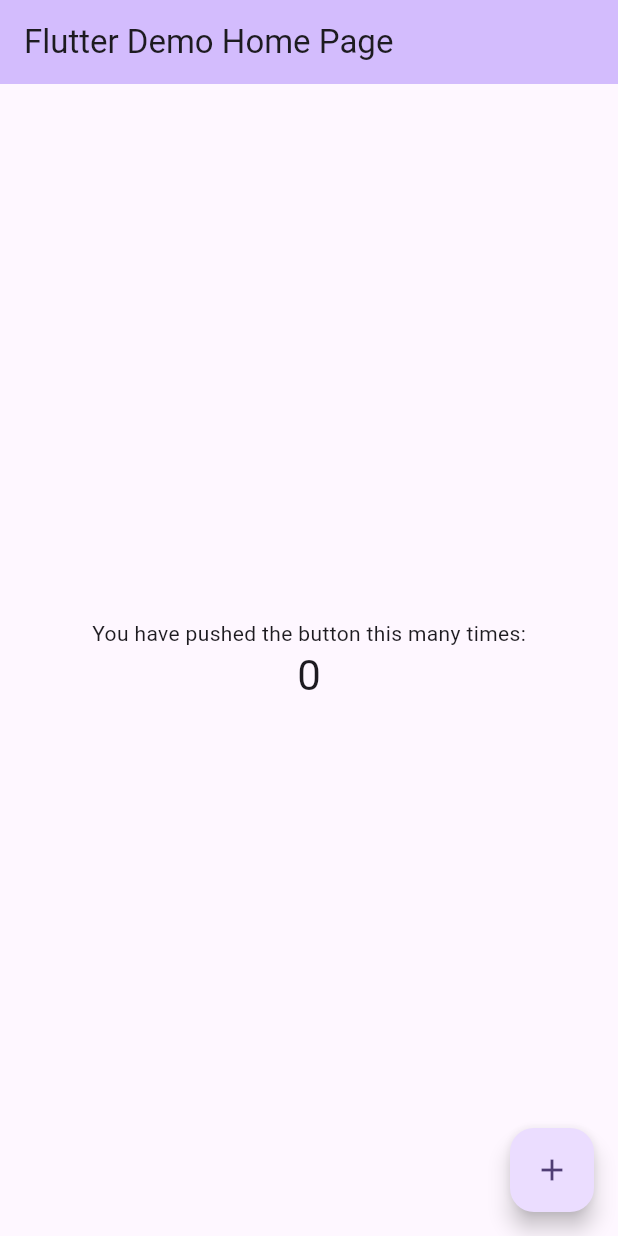
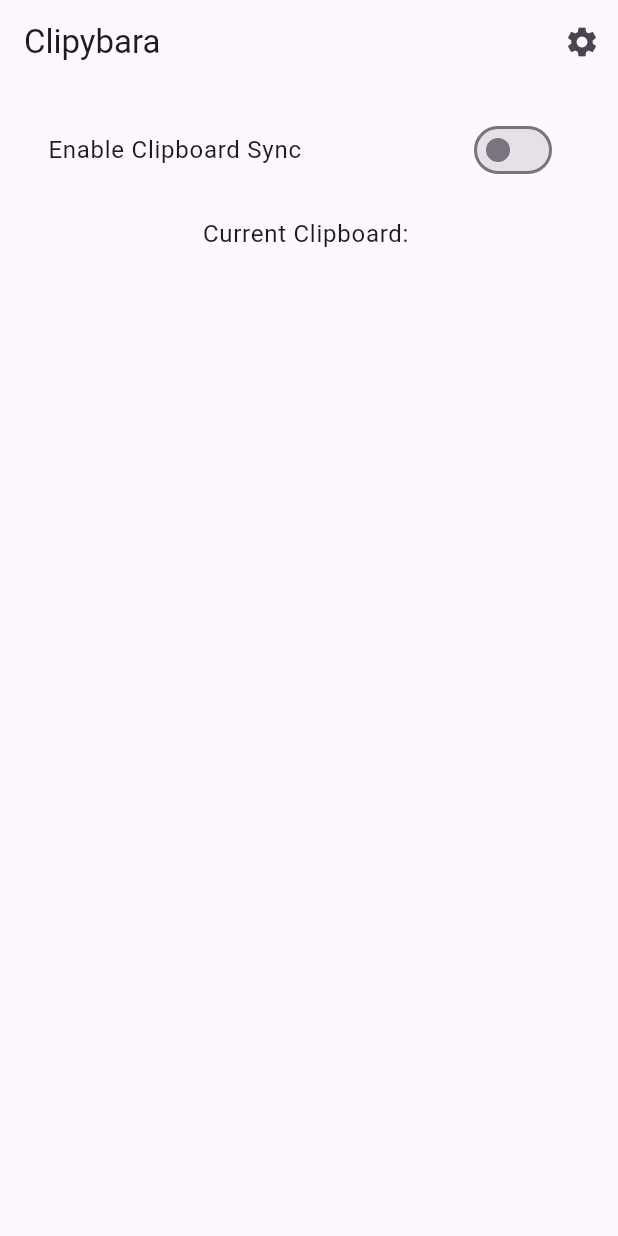
Before and after one commit to nathfavour/clippybara, a Flutter app: the screen it shows after launch, on a phone screen of 412 x 824 dp. Run offline on Flutter 3.47's test engine with Material 3 defaults, Android fonts, the phone set to English and light mode, and no system bars; our stand-ins replace get, permission_handler; missing offline and left inert: nearby_connections, wifi_iot.

Commit message:
✨ feat: add clipboard sync functionality with WiFi support and permission handling

```diff
--- a/lib/main.dart
+++ b/lib/main.dart
@@ -1,125 +1,31 @@
 import 'package:flutter/material.dart';
+import 'package:get/get.dart';
+import 'src/views/home_page.dart';
+import 'src/controllers/clipboard_controller.dart';
+import 'src/utils/helpers.dart';
 
-void main() {
-  runApp(const MyApp());
+void main() async {
+  WidgetsFlutterBinding.ensureInitialized();
+  bool permissionsGranted = await Helpers.requestPermissions();
+  if (!permissionsGranted) {
+    // Handle permissions not granted
+  }
+  Get.put(ClipboardController());
+  runApp(const ClipybaraApp());
 }
 
-class MyApp extends StatelessWidget {
-  const MyApp({super.key});
+class ClipybaraApp extends StatelessWidget {
+  const ClipybaraApp({super.key});
 
-  // This widget is the root of your application.
   @override
   Widget build(BuildContext context) {
-    return MaterialApp(
-      title: 'Flutter Demo',
+    return GetMaterialApp(
+      title: 'Clipybara',
       theme: ThemeData(
-        // This is the theme of your application.
-        //
-        // TRY THIS: Try running your application with "flutter run". You'll see
-        // the application has a purple toolbar. Then, without quitting the app,
-        // try changing the seedColor in the colorScheme below to Colors.green
-        // and then invoke "hot reload" (save your changes or press the "hot
-        // reload" button in a Flutter-supported IDE, or press "r" if you used
-        // the command line to start the app).
-        //
-        // Notice that the counter didn't reset back to zero; the application
-        // state is not lost during the reload. To reset the state, use hot
-        // restart instead.
-        //
-        // This works for code too, not just values: Most code changes can be
-        // tested with just a hot reload.
-        colorScheme: ColorScheme.fromSeed(seedColor: Colors.deepPurple),
+        primarySwatch: Colors.blue,
         useMaterial3: true,
       ),
-      home: const MyHomePage(title: 'Flutter Demo Home Page'),
+      home: const HomePage(),
     );
   }
 }
-
-class MyHomePage extends StatefulWidget {
-  const MyHomePage({super.key, required this.title});
-
-  // This widget is the home page of your application. It is stateful, meaning
-  // that it has a State object (defined below) that contains fields that affect
-  // how it looks.
-
-  // This class is the configuration for the state. It holds the values (in this
-  // case the title) provided by the parent (in this case the App widget) and
-  // used by the build method of the State. Fields in a Widget subclass are
-  // always marked "final".
-
-  final String title;
-
-  @override
-  State<MyHomePage> createState() => _MyHomePageState();
-}
-
-class _MyHomePageState extends State<MyHomePage> {
-  int _counter = 0;
-
-  void _incrementCounter() {
-    setState(() {
-      // This call to setState tells the Flutter framework that something has
-      // changed in this State, which causes it to rerun the build method below
-      // so that the display can reflect the updated values. If we changed
-      // _counter without calling setState(), then the build method would not be
-      // called again, and so nothing would appear to happen.
-      _counter++;
-    });
-  }
-
-  @override
-  Widget build(BuildContext context) {
-    // This method is rerun every time setState is called, for instance as done
-    // by the _incrementCounter method above.
-    //
-    // The Flutter framework has been optimized to make rerunning build methods
-    // fast, so that you can just rebuild anything that needs updating rather
-    // than having to individually change instances of widgets.
-    return Scaffold(
-      appBar: AppBar(
-        // TRY THIS: Try changing the color here to a specific color (to
-        // Colors.amber, perhaps?) and trigger a hot reload to see the AppBar
-        // change color while the other colors stay the same.
-        backgroundColor: Theme.of(context).colorScheme.inversePrimary,
-        // Here we take the value from the MyHomePage object that was created by
-        // the App.build method, and use it to set our appbar title.
-        title: Text(widget.title),
-      ),
-      body: Center(
-        // Center is a layout widget. It takes a single child and positions it
-        // in the middle of the parent.
-        child: Column(
-          // Column is also a layout widget. It takes a list of children and
-          // arranges them vertically. By default, it sizes itself to fit its
-          // children horizontally, and tries to be as tall as its parent.
-          //
-          // Column has various properties to control how it sizes itself and
-          // how it positions its children. Here we use mainAxisAlignment to
-          // center the children vertically; the main axis here is the vertical
-          // axis because Columns are vertical (the cross axis would be
-          // horizontal).
-          //
-          // TRY THIS: Invoke "debug painting" (choose the "Toggle Debug Paint"
-          // action in the IDE, or press "p" in the console), to see the
-          // wireframe for each widget.
-          mainAxisAlignment: MainAxisAlignment.center,
-          children: <Widget>[
-            const Text(
-              'You have pushed the button this many times:',
-            ),
-            Text(
-              '$_counter',
-              style: Theme.of(context).textTheme.headlineMedium,
-            ),
-          ],
-        ),
-      ),
-      floatingActionButton: FloatingActionButton(
-        onPressed: _incrementCounter,
-        tooltip: 'Increment',
-        child: const Icon(Icons.add),
-      ), // This trailing comma makes auto-formatting nicer for build methods.
-    );
-  }
-}
--- /dev/null
+++ b/lib/src/controllers/clipboard_controller.dart
@@ -0,0 +1,64 @@
+import 'package:get/get.dart';
+import '../services/connectivity_service.dart';
+// import '../services/bluetooth_service.dart'; // Removed import
+import '../services/wifi_service.dart';
+import '../models/clipboard_data.dart';
+
+class ClipboardController extends GetxController {
+  final _clipboardContent = ''.obs;
+  final _connectedDevices = <String>[].obs;
+  final _isSharing = false.obs;
+  final _useWifi = false.obs;
+  // final _useBluetooth = false.obs; // Removed
+
+  final ConnectivityService _connectivityService = ConnectivityService();
+  // final BluetoothService _bluetoothService = BluetoothService(); // Removed
+  final WifiService _wifiService = WifiService();
+
+  String get clipboardContent => _clipboardContent.value;
+  List<String> get connectedDevices => _connectedDevices;
+  bool get isSharing => _isSharing.value;
+  bool get useWifi => _useWifi.value;
+  // bool get useBluetooth => _useBluetooth.value; // Removed
+
+  Future<void> startSharing() async {
+    _isSharing.value = true;
+    if (_useWifi.value) {
+      await _connectivityService.startWifiSharing();
+    }
+    // if (_useBluetooth.value) {
+    //   await _bluetoothService.startBluetoothSharing();
+    // }
+  }
+
+  Future<void> stopSharing() async {
+    _isSharing.value = false;
+    if (_useWifi.value) {
+      await _connectivityService.stopWifiSharing();
+    }
+    // if (_useBluetooth.value) {
+    //   await _bluetoothService.stopBluetoothSharing();
+    // }
+  }
+
+  Future<void> sendClipboardData(ClipboardData data) async {
+    if (_useWifi.value) {
+      await _connectivityService.sendData(data);
+    }
+    // if (_useBluetooth.value) {
+    //   await _bluetoothService.sendData(data);
+    // }
+  }
+
+  void updateClipboardContent(String content) {
+    _clipboardContent.value = content;
+  }
+
+  void setUseWifi(bool value) {
+    _useWifi.value = value;
+  }
+
+  // void setUseBluetooth(bool value) {
+  //   _useBluetooth.value = value;
+  // }
+}
--- /dev/null
+++ b/lib/src/models/clipboard_data.dart
@@ -0,0 +1,23 @@
+class ClipboardData {
+  final String content;
+  final DateTime timestamp;
+  final String deviceId;
+
+  ClipboardData({
+    required this.content,
+    required this.timestamp,
+    required this.deviceId,
+  });
+
+  Map<String, dynamic> toJson() => {
+        'content': content,
+        'timestamp': timestamp.toIso8601String(),
+        'deviceId': deviceId,
+      };
+
+  factory ClipboardData.fromJson(Map<String, dynamic> json) => ClipboardData(
+        content: json['content'],
+        timestamp: DateTime.parse(json['timestamp']),
+        deviceId: json['deviceId'],
+      );
+}
--- /dev/null
+++ b/lib/src/services/connectivity_service.dart
@@ -0,0 +1,27 @@
+import 'package:nearby_connections/nearby_connections.dart';
+import '../models/clipboard_data.dart';
+
+class ConnectivityService {
+  final Strategy _strategy = Strategy.P2P_CLUSTER;
+  final String _serviceId = 'com.clipybara.sync';
+
+  Future<void> startDiscovery() async {
+    // Implement device discovery
+  }
+
+  Future<void> stopDiscovery() async {
+    // Implement discovery stop
+  }
+
+  Future<void> sendData(ClipboardData data) async {
+    // Implement data sending
+  }
+
+  Future<void> startWifiSharing() async {
+    // Implement WiFi sharing setup
+  }
+
+  Future<void> stopWifiSharing() async {
+    // Implement WiFi sharing teardown
+  }
+}
--- /dev/null
+++ b/lib/src/views/home_page.dart
@@ -0,0 +1,60 @@
+import 'package:flutter/material.dart';
+import 'package:get/get.dart';
+import '../controllers/clipboard_controller.dart';
+import '../views/settings_page.dart';
+
+class HomePage extends StatelessWidget {
+  const HomePage({super.key});
+
+  @override
+  Widget build(BuildContext context) {
+    final controller = Get.find<ClipboardController>();
+
+    return Scaffold(
+      appBar: AppBar(
+        title: const Text('Clipybara'),
+        actions: [
+          IconButton(
+            icon: const Icon(Icons.settings),
+            onPressed: () => Get.to(() => const SettingsPage()),
+          ),
+        ],
+      ),
+      body: Padding(
+        padding: const EdgeInsets.all(16.0),
+        child: Column(
+          children: [
+            Obx(() => SwitchListTile(
+                  title: const Text('Enable Clipboard Sync'),
+                  value: controller.isSharing,
+                  onChanged: (value) {
+                    if (value) {
+                      controller.startSharing();
+                    } else {
+                      controller.stopSharing();
+                    }
+                  },
+                )),
+            const SizedBox(height: 16),
+            Obx(() => Text(
+                  'Current Clipboard: ${controller.clipboardContent}',
+                  style: Theme.of(context).textTheme.bodyLarge,
+                )),
+            const SizedBox(height: 16),
+            Expanded(
+              child: Obx(() => ListView.builder(
+                    itemCount: controller.connectedDevices.length,
+                    itemBuilder: (context, index) {
+                      return ListTile(
+                        title: Text(controller.connectedDevices[index]),
+                        leading: const Icon(Icons.devices),
+                      );
+                    },
+                  )),
+            ),
+          ],
+        ),
+      ),
+    );
+  }
+}
```
Also changed, not shown: lib/src/services/wifi_service.dart (added, +39 -0 lines), lib/src/utils/helpers.dart (added, +21 -0 lines), lib/src/views/settings_page.dart (added, +32 -0 lines), lib/widgets/custom_widget.dart (added).
